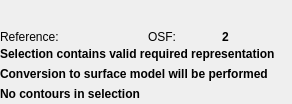
This is Contours/Widgets/Resources/UI/qMRMLContourSelectorWidget.ui in nagyistge/slicerrt as Qt 5 draws it before an edit. The edited form follows.
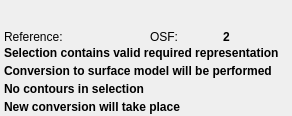
This is the edited form. Custom widgets are drawn as their Qt base class.

Commit message: Re #278: Invalidate contour representation if a relevant parameter is changed (e.g. oversampling factor); Added utility function GetRasterizationReferenceVolumeOfContours to Contours logic; Fixed PrintSelf methods in many classes

The edit to the form file:
```diff
--- a/Contours/Widgets/Resources/UI/qMRMLContourSelectorWidget.ui
+++ b/Contours/Widgets/Resources/UI/qMRMLContourSelectorWidget.ui
@@ -7,7 +7,7 @@
     <x>0</x>
     <y>0</y>
     <width>292</width>
-    <height>104</height>
+    <height>116</height>
    </rect>
   </property>
   <property name="windowTitle">
@@ -32,6 +32,9 @@
      <property name="spacing">
       <number>0</number>
      </property>
+     <property name="leftMargin">
+      <number>4</number>
+     </property>
      <item>
       <widget class="QFrame" name="frame_ReferenceVolumeSelection">
        <property name="frameShape">
@@ -136,7 +139,7 @@
        <property name="minimumSize">
         <size>
          <width>0</width>
-         <height>20</height>
+         <height>18</height>
         </size>
        </property>
        <property name="font">
@@ -158,7 +161,7 @@
        <property name="minimumSize">
         <size>
          <width>0</width>
-         <height>20</height>
+         <height>18</height>
         </size>
        </property>
        <property name="font">
@@ -181,7 +184,7 @@
        <property name="minimumSize">
         <size>
          <width>0</width>
-         <height>20</height>
+         <height>18</height>
         </size>
        </property>
        <property name="font">
@@ -195,6 +198,29 @@
        </property>
       </widget>
      </item>
+     <item>
+      <widget class="QLabel" name="label_NewConversion">
+       <property name="minimumSize">
+        <size>
+         <width>0</width>
+         <height>18</height>
+        </size>
+       </property>
+       <property name="font">
+        <font>
+         <weight>75</weight>
+         <bold>true</bold>
+        </font>
+       </property>
+       <property name="toolTip">
+        <string>The selected reference volume is different than the one used for creating the
+indexed labelmap of this selection. New conversion will take place when performing the action.</string>
+       </property>
+       <property name="text">
+        <string>New conversion will take place</string>
+       </property>
+      </widget>
+     </item>
     </layout>
    </item>
   </layout>
```
The commit also changes 18 other files.
